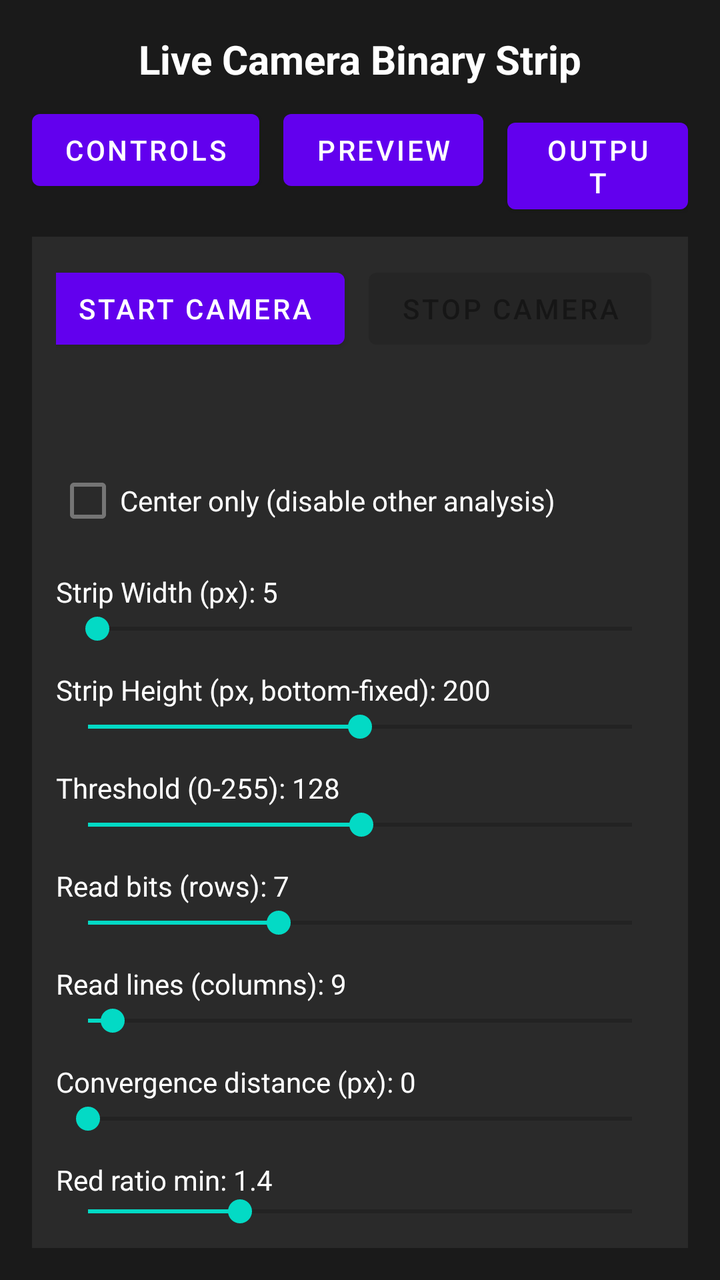
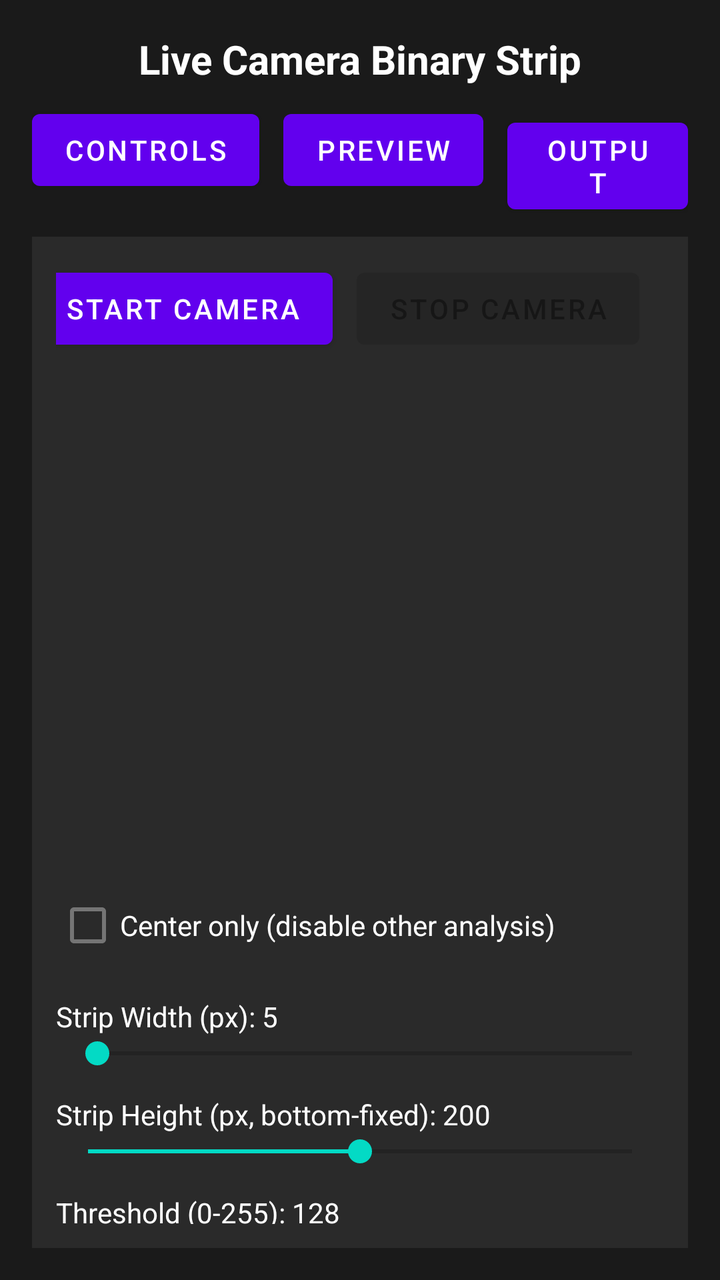

An Android layout rendered at two revisions. The XML below is the earlier revision; the diff shows what the commit changed to produce the second picture.
<!-- AndroidManifest.xml: application theme Theme.Graycode -->
<!-- res/layout/activity_main.xml -->
<?xml version="1.0" encoding="utf-8"?>
<LinearLayout xmlns:android="http://schemas.android.com/apk/res/android"
    xmlns:app="http://schemas.android.com/apk/res-auto"
    android:layout_width="match_parent"
    android:layout_height="match_parent"
    android:background="#1A1A1A"
    android:orientation="vertical"
    android:padding="16dp">

    <TextView
        android:id="@+id/title_text"
        android:layout_width="match_parent"
        android:layout_height="wrap_content"
        android:text="Live Camera Binary Strip"
        android:textAlignment="center"
        android:textColor="#FFFFFF"
        android:textSize="20sp"
        android:textStyle="bold" />

    <LinearLayout
        android:layout_width="match_parent"
        android:layout_height="wrap_content"
        android:layout_marginTop="8dp"
        android:gravity="center_horizontal"
        android:orientation="horizontal">

        <Button
            android:id="@+id/toggle_controls"
            android:layout_width="wrap_content"
            android:layout_height="wrap_content"
            android:text="Controls" />

        <Button
            android:id="@+id/toggle_preview"
            android:layout_width="wrap_content"
            android:layout_height="wrap_content"
            android:layout_marginStart="12dp"
            android:text="Preview" />

        <Button
            android:id="@+id/toggle_output"
            android:layout_width="wrap_content"
            android:layout_height="wrap_content"
            android:layout_marginStart="12dp"
            android:text="Output" />
    </LinearLayout>

    <LinearLayout
        android:id="@+id/controls_panel"
        android:layout_width="match_parent"
        android:layout_height="wrap_content"
        android:layout_marginTop="12dp"
        android:background="#2A2A2A"
        android:orientation="vertical"
        android:padding="12dp">

        <LinearLayout
            android:layout_width="match_parent"
            android:layout_height="wrap_content"
            android:gravity="center_horizontal"
            android:orientation="horizontal">

            <Button
                android:id="@+id/start_btn"
                android:layout_width="wrap_content"
                android:layout_height="wrap_content"
                android:text="Start Camera" />

            <Button
                android:id="@+id/stop_btn"
                android:layout_width="wrap_content"
                android:layout_height="wrap_content"
                android:layout_marginStart="12dp"
                android:enabled="false"
                android:text="Stop Camera" />

            <Button
                android:id="@+id/menu_btn"
                android:layout_width="wrap_content"
                android:layout_height="wrap_content"
                android:layout_marginStart="12dp"
                android:text="Menu" />
        </LinearLayout>

        <CheckBox
            android:id="@+id/center_only_toggle"
            android:layout_width="wrap_content"
            android:layout_height="wrap_content"
            android:layout_marginTop="8dp"
            android:text="Center only (disable other analysis)"
            android:textColor="#FFFFFF" />

        <TextView
            android:id="@+id/width_label"
            android:layout_width="match_parent"
            android:layout_height="wrap_content"
            android:layout_marginTop="12dp"
            android:text="Strip Width (px): 5"
            android:textColor="#FFFFFF" />

        <SeekBar
            android:id="@+id/width_seek"
            android:layout_width="match_parent"
            android:layout_height="wrap_content"
            android:max="300"
            android:progress="5" />

        <TextView
            android:id="@+id/height_label"
            android:layout_width="match_parent"
            android:layout_height="wrap_content"
            android:layout_marginTop="12dp"
            android:text="Strip Height (px, bottom-fixed): 200"
            android:textColor="#FFFFFF" />

        <SeekBar
            android:id="@+id/height_seek"
            android:layout_width="match_parent"
            android:layout_height="wrap_content"
            android:max="400"
            android:progress="200" />

        <TextView
            android:id="@+id/threshold_label"
            android:layout_width="match_parent"
            android:layout_height="wrap_content"
            android:layout_marginTop="12dp"
            android:text="Threshold (0-255): 128"
            android:textColor="#FFFFFF" />

        <SeekBar
            android:id="@+id/threshold_seek"
            android:layout_width="match_parent"
            android:layout_height="wrap_content"
            android:max="255"
            android:progress="128" />

        <TextView
            android:id="@+id/section_label"
            android:layout_width="match_parent"
            android:layout_height="wrap_content"
            android:layout_marginTop="12dp"
            android:text="Read bits (rows): 7"
            android:textColor="#FFFFFF" />

        <SeekBar
            android:id="@+id/section_seek"
            android:layout_width="match_parent"
            android:layout_height="wrap_content"
            android:max="20"
            android:progress="7" />

        <TextView
            android:id="@+id/line_count_label"
            android:layout_width="match_parent"
            android:layout_height="wrap_content"
            android:layout_marginTop="12dp"
            android:text="Read lines (columns): 9"
            android:textColor="#FFFFFF" />

        <SeekBar
            android:id="@+id/line_count_seek"
            android:layout_width="match_parent"
            android:layout_height="wrap_content"
            android:max="200"
            android:progress="9" />

        <TextView
            android:id="@+id/convergence_label"
            android:layout_width="match_parent"
            android:layout_height="wrap_content"
            android:layout_marginTop="12dp"
            android:text="Convergence distance (px): 0"
            android:textColor="#FFFFFF" />

        <SeekBar
            android:id="@+id/convergence_seek"
            android:layout_width="match_parent"
            android:layout_height="wrap_content"
            android:max="800"
            android:progress="0" />

        <TextView
            android:id="@+id/red_ratio_label"
            android:layout_width="match_parent"
            android:layout_height="wrap_content"
            android:layout_marginTop="12dp"
            android:text="Red ratio min: 1.4"
            android:textColor="#FFFFFF" />

        <SeekBar
            android:id="@+id/red_ratio_seek"
            android:layout_width="match_parent"
            android:layout_height="wrap_content"
            android:max="50"
            android:progress="14" />

        <TextView
            android:id="@+id/green_ratio_label"
            android:layout_width="match_parent"
            android:layout_height="wrap_content"
            android:layout_marginTop="12dp"
            android:text="Green ratio min: 1.4"
            android:textColor="#FFFFFF" />

        <SeekBar
            android:id="@+id/green_ratio_seek"
            android:layout_width="match_parent"
            android:layout_height="wrap_content"
            android:max="50"
            android:progress="14" />




    </LinearLayout>

    <FrameLayout
        android:id="@+id/preview_container"
        android:layout_width="match_parent"
        android:layout_height="280dp"
        android:layout_marginTop="12dp"
        android:minHeight="240dp">

        <androidx.camera.view.PreviewView
            android:id="@+id/preview_view"
            android:layout_width="match_parent"
            android:layout_height="match_parent"
            app:scaleType="fitCenter" />

        <com.example.graycode.OverlayView
            android:id="@+id/overlay_view"
            android:layout_width="match_parent"
            android:layout_height="match_parent" />
    </FrameLayout>

    <TextView
        android:id="@+id/angle_text"
        android:layout_width="match_parent"
        android:layout_height="wrap_content"
        android:layout_marginTop="8dp"
        android:text="angle: --&#10;bits: --  common: --  order: --"
        android:textAlignment="center"
        android:textColor="#FFFFFF" />

    <Button
        android:id="@+id/toggle_angle_details"
        android:layout_width="match_parent"
        android:layout_height="wrap_content"
        android:layout_marginTop="6dp"
        android:text="Angles only" />

    <TextView
        android:id="@+id/angle_output"
        android:layout_width="match_parent"
        android:layout_height="wrap_content"
        android:layout_marginTop="4dp"
        android:textColor="#FFFFFF"
        android:typeface="monospace" />

    <ScrollView
        android:id="@+id/output_scroll"
        android:layout_width="match_parent"
        android:layout_height="220dp"
        android:layout_marginTop="8dp"
        android:background="#000000">

        <LinearLayout
            android:layout_width="match_parent"
            android:layout_height="wrap_content"
            android:orientation="vertical"
            android:padding="8dp">

            <TextView
                android:id="@+id/section_output"
                android:layout_width="match_parent"
                android:layout_height="wrap_content"
                android:textColor="#FFFFFF"
                android:typeface="monospace" />

            <TextView
                android:id="@+id/binary_output"
                android:layout_width="match_parent"
                android:layout_height="wrap_content"
                android:layout_marginTop="8dp"
                android:textColor="#00FF00"
                android:textIsSelectable="true"
                android:typeface="monospace" />
        </LinearLayout>
    </ScrollView>

    <TextView
        android:id="@+id/status_text"
        android:layout_width="match_parent"
        android:layout_height="wrap_content"
        android:layout_marginTop="8dp"
        android:text="Idle"
        android:textAlignment="center"
        android:textColor="#FFFFFF" />

    <ScrollView
        android:layout_width="match_parent"
        android:layout_height="140dp"
        android:layout_marginTop="8dp"
        android:background="#111111">

        <TextView
            android:id="@+id/lookup_output"
            android:layout_width="match_parent"
            android:layout_height="wrap_content"
            android:padding="8dp"
            android:textColor="#FFFFFF"
            android:typeface="monospace" />
    </ScrollView>
</LinearLayout>
<!-- resources referenced by this layout -->
<resources>
  <style name="Theme.Graycode" parent="Theme.MaterialComponents.DayNight.NoActionBar">
          <item name="colorPrimary">@color/purple_500</item>
          <item name="colorPrimaryVariant">@color/purple_700</item>
          <item name="colorOnPrimary">@color/white</item>
          <item name="colorSecondary">@color/teal_200</item>
          <item name="colorOnSecondary">@color/black</item>
      </style>
  <color name="purple_500">#6200EE</color>
  <color name="purple_700">#3700B3</color>
  <color name="white">#FFFFFF</color>
  <color name="teal_200">#03DAC5</color>
  <color name="black">#000000</color>
</resources>

<!-- the commit's change to res/layout/activity_main.xml (unified diff, before → after) -->
@@ -80,6 +80,13 @@
                 android:layout_height="wrap_content"
                 android:layout_marginStart="12dp"
                 android:text="Menu" />
+
+            <Button
+                android:id="@+id/rotation_detector_btn"
+                android:layout_width="wrap_content"
+                android:layout_height="wrap_content"
+                android:layout_marginStart="12dp"
+                android:text="Rotation Detector" />
         </LinearLayout>
 
         <CheckBox
